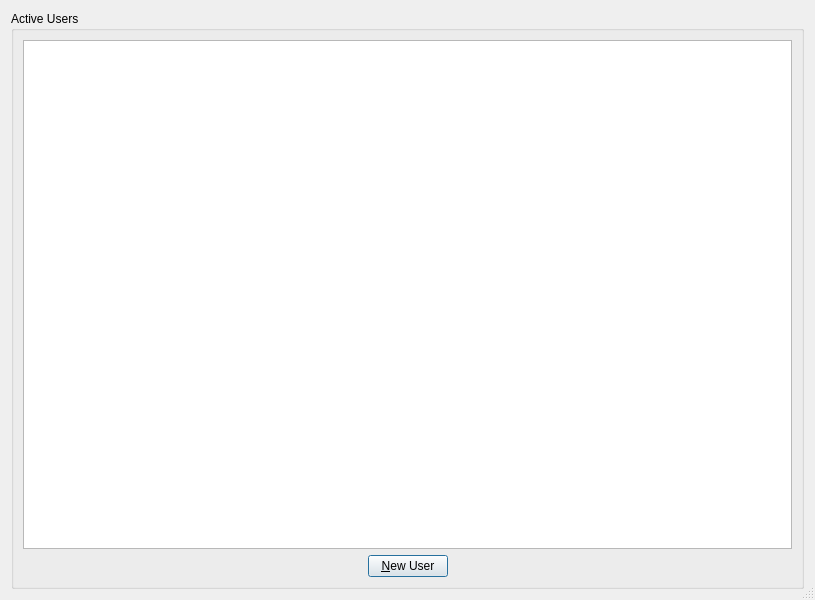
Old version of the form Client/qtTeamTalk/useraccounts.ui in the repository BearWare/TeamTalk5.
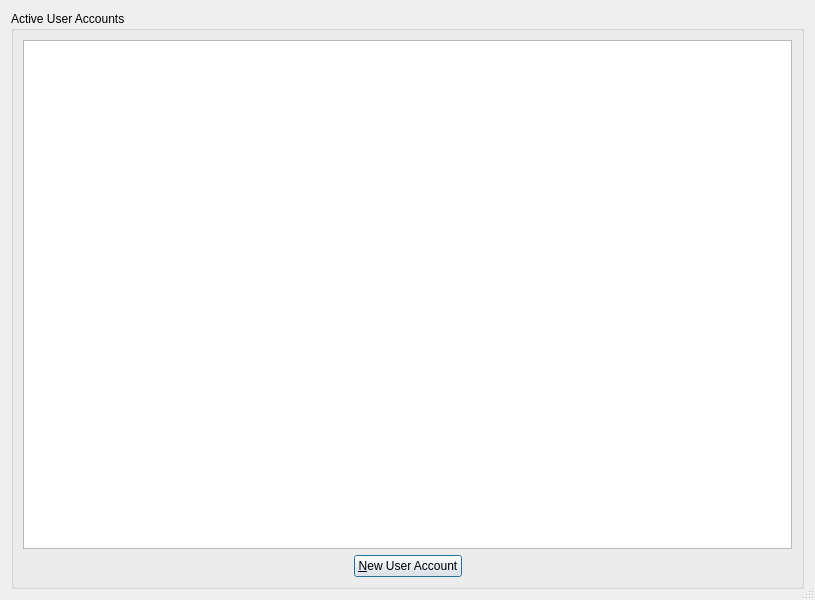
New version of the form. Custom widgets are drawn as their Qt base class.

Commit message: 'User Account' instead of 'User'

Diff of the .ui file:
```diff
--- a/Client/qtTeamTalk/useraccounts.ui
+++ b/Client/qtTeamTalk/useraccounts.ui
@@ -24,7 +24,7 @@
      </property>
      <widget class="QGroupBox" name="groupBox">
       <property name="title">
-       <string>Active Users</string>
+       <string>Active User Accounts</string>
       </property>
       <layout class="QVBoxLayout" name="verticalLayout">
        <item>
@@ -90,7 +90,7 @@
          <item>
           <widget class="QPushButton" name="addButton">
            <property name="text">
-            <string>&amp;New User</string>
+            <string>&amp;New User Account</string>
            </property>
           </widget>
          </item>
```
